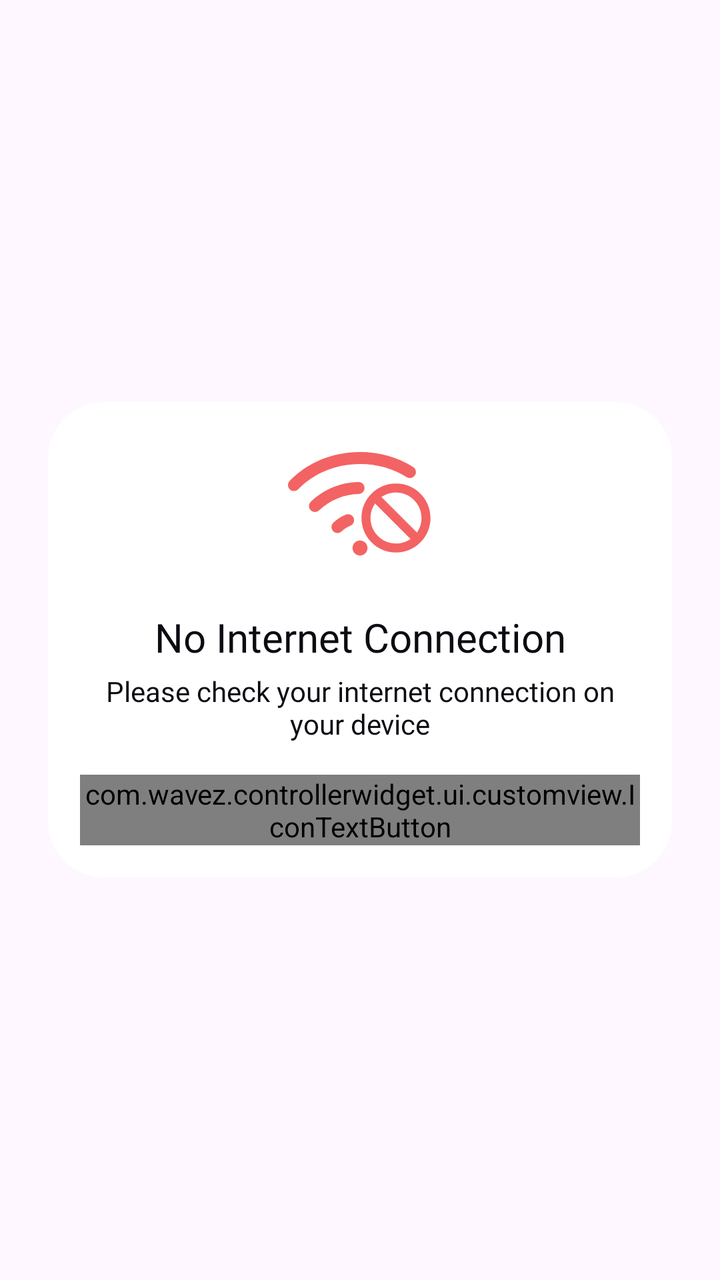
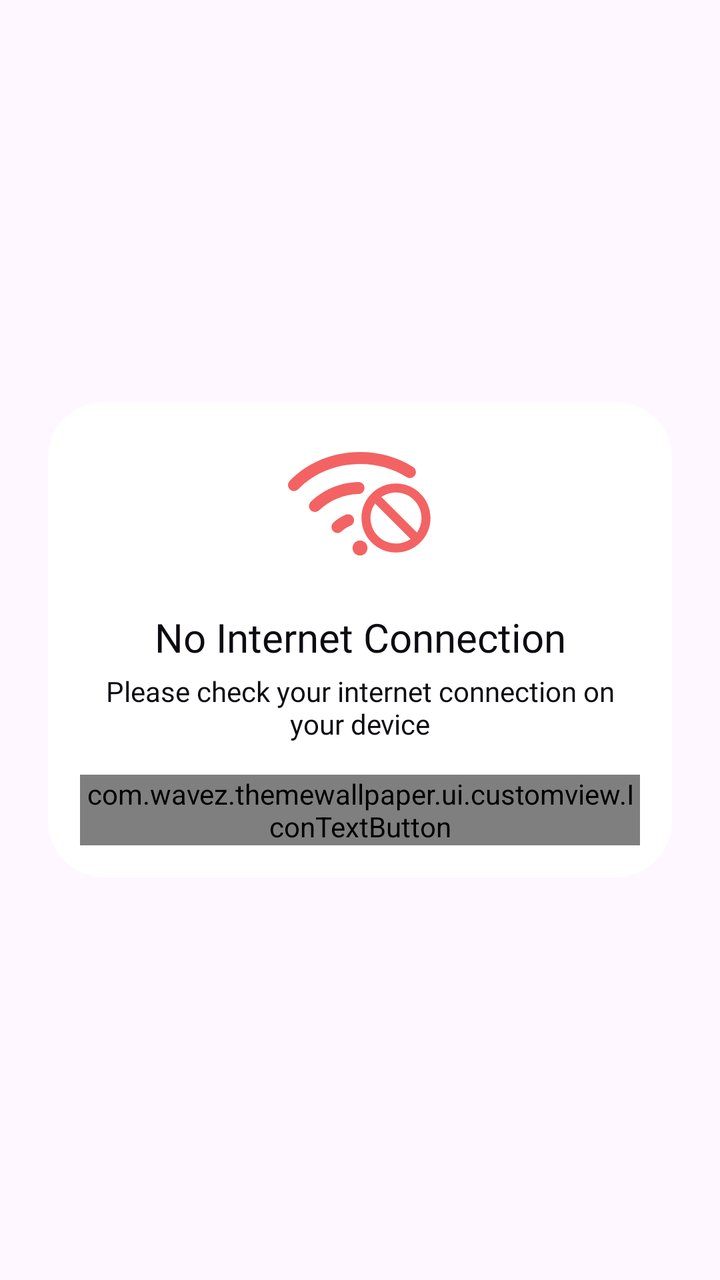

Two renders of the same Android screen: before a commit and after it. Below are the layout's source before the change and the commit's diff.
<!-- AndroidManifest.xml: application theme Theme.ThemeWallpaper -->
<!-- res/layout/dialog_network.xml -->
<?xml version="1.0" encoding="utf-8"?>
<LinearLayout xmlns:android="http://schemas.android.com/apk/res/android"
    xmlns:app="http://schemas.android.com/apk/res-auto"
    android:layout_width="match_parent"
    android:layout_height="match_parent"
    android:gravity="center">


    <LinearLayout
        android:layout_width="match_parent"
        android:layout_height="wrap_content"
        android:layout_marginHorizontal="24dp"
        android:gravity="center"
        android:background="@drawable/border_28"
        android:orientation="vertical"
        android:padding="16dp">

        <androidx.appcompat.widget.AppCompatImageView
            android:layout_width="wrap_content"
            android:layout_height="wrap_content"
            android:src="@drawable/ic_wiffi" />

        <androidx.appcompat.widget.AppCompatTextView
            style="@style/NunitoSemiBold.20"
            android:layout_width="match_parent"
            android:layout_height="wrap_content"
            android:layout_marginTop="16dp"
            android:text="@string/no_internet_connection"
            android:textAlignment="center"
            android:textColor="@color/textHighEm" />

        <androidx.appcompat.widget.AppCompatTextView
            style="@style/NunitoMedium.14"
            android:layout_width="match_parent"
            android:layout_height="wrap_content"
            android:layout_marginTop="4dp"
            android:text="@string/please_check_your_internet"
            android:textAlignment="center"
            android:textColor="@color/textHighEm" />

        <com.wavez.controllerwidget.ui.customview.IconTextButton
            android:id="@+id/btnGoSetting"
            android:layout_width="match_parent"
            android:layout_height="wrap_content"
            android:layout_marginTop="16dp"
            app:btnBackground="@drawable/bg_button_1"
            app:btnText="@string/go_to_settings" />

    </LinearLayout>
</LinearLayout>
<!-- resources referenced by this layout -->
<resources>
  <color name="textHighEm">#0D0A11</color>
  <!-- drawable bg_button_1 (drawable) -->
  <?xml version="1.0" encoding="utf-8"?>
  <ripple android:color="@color/white" xmlns:android="http://schemas.android.com/apk/res/android">
  
      <item>
          <shape android:shape="rectangle">
              <solid android:color="@color/primary_med_em"/>
              <corners android:radius="@dimen/_100sdp"/>
          </shape>
      </item>
  </ripple>
  <!-- drawable border_28 (drawable) -->
  <?xml version="1.0" encoding="utf-8"?>
  <shape xmlns:android="http://schemas.android.com/apk/res/android">
  
      <corners android:radius="28dp" />
      <solid android:color="@color/white"/>
  </shape>
  <!-- drawable ic_wiffi (drawable) -->
  <vector xmlns:android="http://schemas.android.com/apk/res/android"
      android:width="72dp"
      android:height="72dp"
      android:viewportWidth="72"
      android:viewportHeight="72">
      <path
          android:fillColor="#FFF36363"
          android:pathData="M36 15c-12.15 0-23.06 4.64-30.86 12.6-1.16 1.18-3.06 1.2-4.24 0.04-1.18-1.16-1.2-3.06-0.04-4.24C9.83 14.25 22.29 9 36 9c9.75 0 18.87 2.65 26.56 7.49 1.4 0.88 1.83 2.73 0.94 4.13-0.88 1.4-2.73 1.83-4.13 0.95C52.66 17.35 44.65 15 36 15Z"/>
      <path
          android:fillColor="#FFF36363"
          android:pathData="M38.26 26.94c0.03 1.66-1.28 3.03-2.94 3.07-7.62 0.17-14.54 3.23-19.76 8.16-1.2 1.14-3.1 1.09-4.24-0.11-1.14-1.2-1.09-3.1 0.12-4.25 6.25-5.9 14.57-9.6 23.75-9.8 1.66-0.04 3.03 1.27 3.07 2.93Z"/>
      <path
          android:fillColor="#FFF36363"
          android:pathData="M32.81 42.01c0.61 1.54-0.14 3.29-1.68 3.9-1.59 0.62-3.03 1.57-4.33 2.78-1.2 1.13-3.1 1.07-4.24-0.14-1.13-1.2-1.07-3.1 0.14-4.24 1.8-1.68 3.87-3.05 6.22-3.98 1.54-0.61 3.29 0.14 3.9 1.68Z"/>
      <path
          android:fillColor="#FFF36363"
          android:pathData="M32.25 57c0-2.07 1.68-3.75 3.75-3.75 2.07 0 3.75 1.68 3.75 3.75 0 2.07-1.68 3.75-3.75 3.75-2.07 0-3.75-1.68-3.75-3.75Z"/>
      <path
          android:fillColor="#FFF36363"
          android:fillType="evenOdd"
          android:pathData="M71.25 42c0-9.53-7.72-17.25-17.25-17.25-9.53 0-17.25 7.72-17.25 17.25 0 9.53 7.72 17.25 17.25 17.25 9.53 0 17.25-7.72 17.25-17.25ZM54 29.25c7.04 0 12.75 5.7 12.75 12.75 0 2.7-0.84 5.22-2.28 7.28L46.72 31.53c2.06-1.44 4.57-2.28 7.28-2.28Zm0 25.5c2.7 0 5.22-0.84 7.28-2.28L43.53 34.72c-1.44 2.06-2.28 4.57-2.28 7.28 0 7.04 5.7 12.75 12.75 12.75Z"/>
  </vector>
  <string name="go_to_settings">Go to settings</string>
  <string name="no_internet_connection">No Internet Connection</string>
  <string name="please_check_your_internet">Please check your internet connection on your device</string>
  <style name="NunitoMedium.14" parent="NunitoMedium">
          <item name="android:textSize">14sp</item>
      </style>
  <style name="NunitoSemiBold.20" parent="NunitoSemiBold">
          <item name="android:textSize">20sp</item>
      </style>
  <style name="Theme.ThemeWallpaper" parent="Base.Theme.P67ControllerWidget" />
  <color name="white">#FFFFFFFF</color>
  <color name="primary_med_em">#865CFA</color>
  <dimen name="_100sdp">100dp</dimen>
  <style name="NunitoMedium" parent="NunitoBase">
          <item name="android:fontFamily">@font/nunito_medium</item>
      </style>
  <style name="NunitoSemiBold" parent="NunitoBase">
          <item name="android:fontFamily">@font/nunito_semibold</item>
      </style>
  <style name="Base.Theme.P67ControllerWidget" parent="Theme.Material3.Light.NoActionBar">
          
          
          <item name="android:statusBarColor">@color/white</item>
          <item name="android:windowLightStatusBar">false</item>
          <item name="statusBarBackground">@color/white</item>
          <item name="android:windowOptOutEdgeToEdgeEnforcement" tools:targetApi="35">true</item>
  
      </style>
  <style name="NunitoBase">
          <item name="android:fontFamily">@font/nunito</item>
      </style>
</resources>

<!-- the commit's change to res/layout/dialog_network.xml (unified diff, before → after) -->
@@ -38,7 +38,7 @@
             android:textAlignment="center"
             android:textColor="@color/textHighEm" />
 
-        <com.wavez.controllerwidget.ui.customview.IconTextButton
+        <com.wavez.themewallpaper.ui.customview.IconTextButton
             android:id="@+id/btnGoSetting"
             android:layout_width="match_parent"
             android:layout_height="wrap_content"
